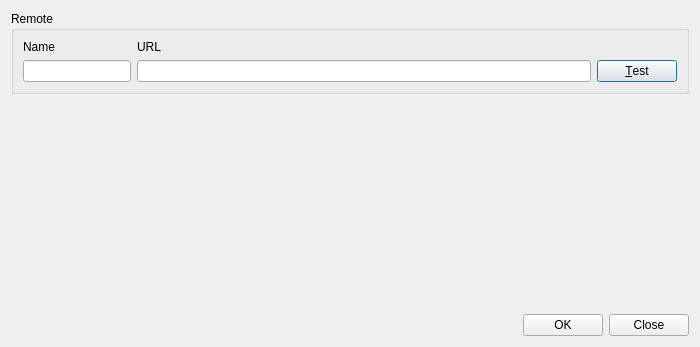
This is src/EditRemoteDialog.ui in soramimi/Guitar as Qt 5 draws it before an edit. The edited form follows.
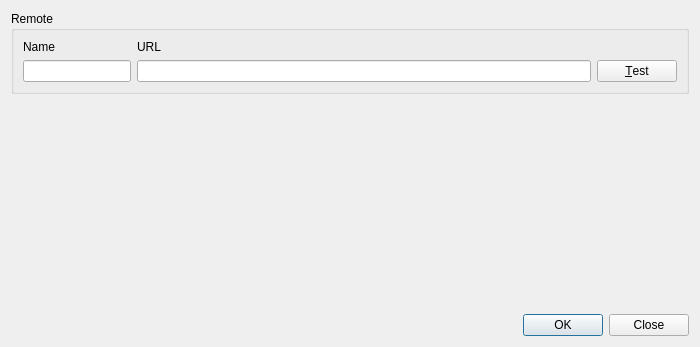
This is the edited form. Custom widgets are drawn as their Qt base class.

Diff of the .ui file:
```diff
--- a/src/EditRemoteDialog.ui
+++ b/src/EditRemoteDialog.ui
@@ -113,6 +113,9 @@
        <property name="text">
         <string>OK</string>
        </property>
+       <property name="default">
+        <bool>true</bool>
+       </property>
       </widget>
      </item>
      <item>
```
Left out of the diff: 5 changed lines with no effect on the pictures.
